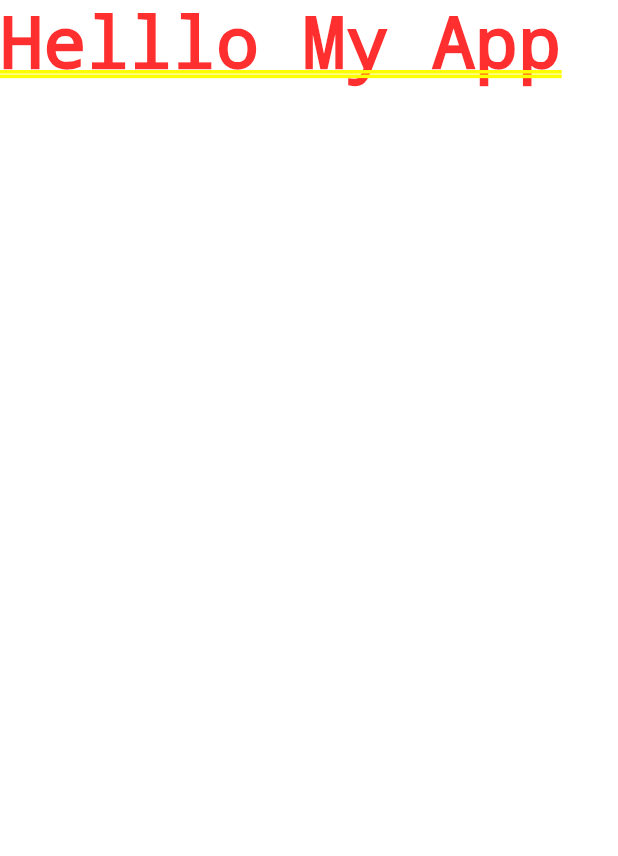
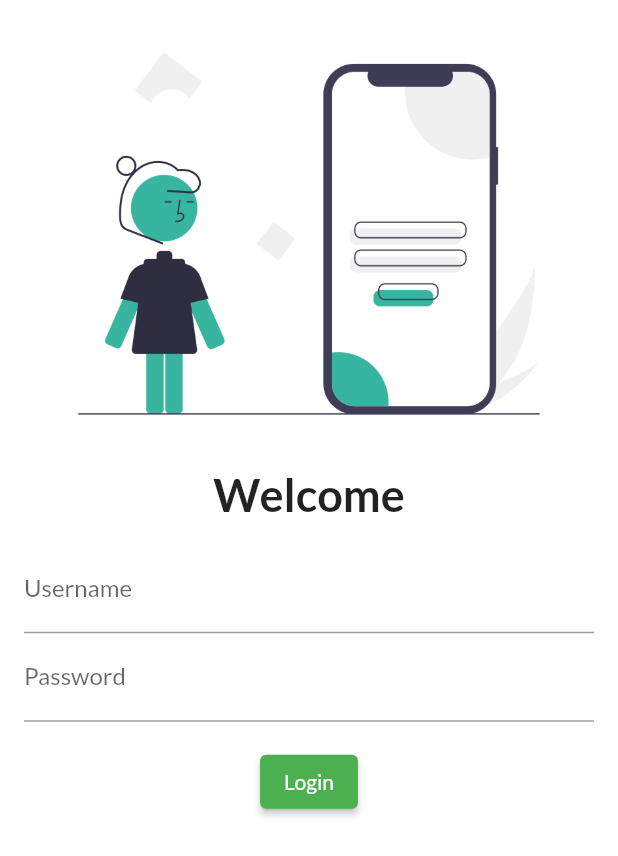
Before and after one commit to Sandeep1-dev/Project_1, a Flutter app: the screen it shows after launch, on a phone screen of 412 x 824 dp. Shown: the top 856 px of the screen. Run offline on Flutter 3.47's test engine with Material 2 defaults, Android fonts, the phone set to English and light mode, and no system bars; our stand-ins replace google_fonts.

Commit message:
Loginpage

```diff
--- /dev/null
+++ b/lib/login_page.dart
@@ -0,0 +1,42 @@
+import 'package:flutter/material.dart';
+
+class login extends StatelessWidget {
+  const login({super.key});
+
+  @override
+  Widget build(BuildContext context) {
+    return Material(
+      color: Colors.white,
+      child: Column(
+        children: [
+          Image.asset(
+            'assets/Images/Login2.png',
+            fit: BoxFit.cover,
+          ),
+          const Text(
+            'Welcome',
+            style: TextStyle(fontSize: 30, fontWeight: FontWeight.bold),
+          ),
+          Padding(
+            padding: const EdgeInsets.all(16.0),
+            child: Column(
+              children: [
+                TextFormField(
+                  decoration: const InputDecoration(
+                      hintText: "Enter UserName", labelText: "Username"),
+                ),
+                TextFormField(
+                  obscureText: true,
+                  decoration: const InputDecoration(
+                      hintText: "Enter Password", labelText: "Password"),
+                ),
+              ],
+            ),
+          ),
+          ElevatedButton(onPressed: () {},
+          child: Text("Login"))
+        ],
+      ),
+    );
+  }
+}
--- a/lib/main.dart
+++ b/lib/main.dart
@@ -1,16 +1,21 @@
 import 'package:flutter/material.dart';
-
-import 'package:flutter/material.dart';
+import 'package:google_fonts/google_fonts.dart';
+import 'package:project_1/login_page.dart';
 
 void main(List<String> args) {
-  runApp(Project());
+  runApp(const project());
 }
 
-class Project extends StatelessWidget {
+class project extends StatelessWidget {
+  const project({super.key});
+
   @override
   Widget build(BuildContext context) {
-    return const MaterialApp(
-      home: Text("Helllo My App"),
+    return MaterialApp(
+      home: const login(),
+      theme: ThemeData(
+          primarySwatch: Colors.green,
+          fontFamily: GoogleFonts.lato().fontFamily),
     );
   }
 }
```
Also changed, not shown: lib/Pages/home_page.dart (added, +23 -0 lines), pubspec.yaml (+3 -4 lines), assets/Images/Login2.png (added), pubspec.lock, 3 other files.
